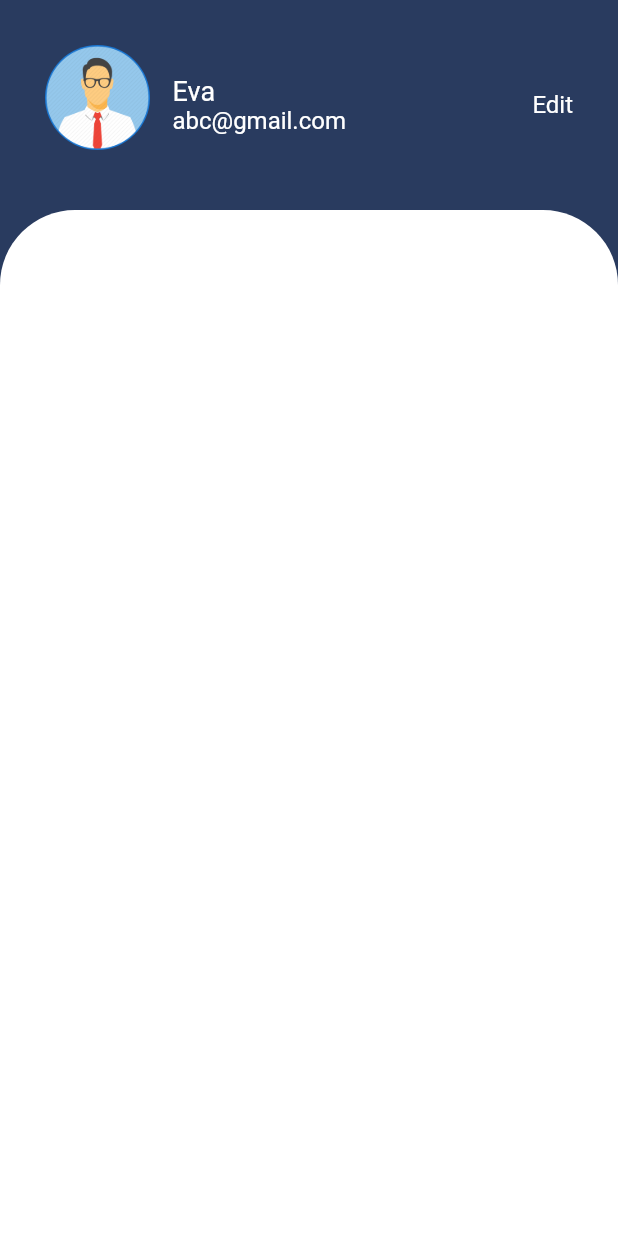
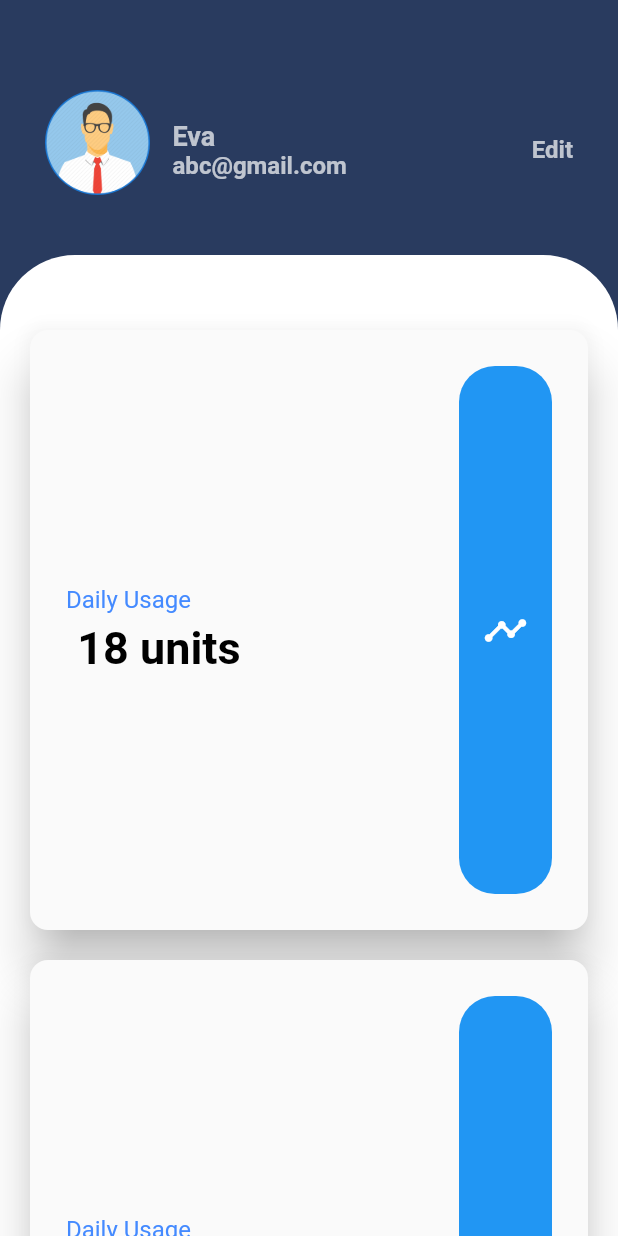
Before and after one commit to shameem2001/nazeeh_beds, a Flutter app: the screen it shows after launch, on a phone screen of 412 x 824 dp. Run offline on Flutter 3.47's test engine with Material 2 defaults, Android fonts, the phone set to English and light mode, and no system bars; our stand-ins replace double_back_to_close, flutter_svg, font_awesome_flutter, google_fonts, google_mobile_ads, shared_preferences.

Commit message:
Staggered grid tile added

```diff
--- a/lib/components/custom_profile_header.dart
+++ b/lib/components/custom_profile_header.dart
@@ -12,7 +12,7 @@
     return Container(
       color: klightPrimaryColor,
       child: Padding(
-        padding: const EdgeInsets.fromLTRB(30, 30, 30, 30),
+        padding: const EdgeInsets.fromLTRB(30, 60, 30, 30),
         child: Row(
           mainAxisAlignment: MainAxisAlignment.spaceBetween,
           children: <Widget>[
--- a/lib/constants.dart
+++ b/lib/constants.dart
@@ -7,10 +7,12 @@
 
 const kblueTextColorNormal = TextStyle(
   fontSize: 18,
-  color: Colors.white,
+  fontWeight: FontWeight.w600,
+  color: Colors.white70,
 );
 
 const kblueTextColorSmall = TextStyle(
   fontSize: 16,
-  color: Colors.white,
+  fontWeight: FontWeight.w600,
+  color: Colors.white70,
 );
--- a/lib/screens/profile_page.dart
+++ b/lib/screens/profile_page.dart
@@ -1,4 +1,5 @@
 import 'package:flutter/material.dart';
+import 'package:flutter_staggered_grid_view/flutter_staggered_grid_view.dart';
 import 'package:nazeeh_beds/components/custom_profile_header.dart';
 import 'package:nazeeh_beds/constants.dart';
 
@@ -32,7 +33,8 @@
             child: Column(
               children: [
                 ProfileHeader(),
-                Expanded(
+                Flexible(
+                  fit: FlexFit.loose,
                   child: Container(
                   decoration: BoxDecoration(
                     borderRadius: BorderRadius.only(
@@ -41,63 +43,140 @@
                     ),
                     color: Colors.white,
                   ),
-                  child: Column(
+                  child: Stack(
+                    fit: StackFit.passthrough,
                     children: [
                       Padding(
-                        padding: const EdgeInsets.fromLTRB(20, 5, 20, 4),
-                        child: Container(
-                          height: 60,
-                          child: Align(
-                            alignment: Alignment.centerLeft,
+                        padding: const EdgeInsets.only(top:10.0),
+                        child: StaggeredGridView.count(
+                          shrinkWrap: false,
+                          crossAxisCount: 1,
+                          mainAxisSpacing: 20.0,
+                          children: [
+                            Container(),
+                            Padding(
+                              padding: const EdgeInsets.symmetric(horizontal: 20.0),
+                              child: buildTile(
+                                Padding(
+                                  padding: const EdgeInsets.all(24.0),
+                                  child: Row(
+                                    mainAxisAlignment: MainAxisAlignment.spaceBetween,
+                                    crossAxisAlignment: CrossAxisAlignment.center,
+                                    children: <Widget>[
+                                      Column(
+                                        mainAxisAlignment: MainAxisAlignment.center,
+                                        crossAxisAlignment: CrossAxisAlignment.start,
+                                        children: <Widget>[
+                                          Text('Daily Usage',
+                                              style: TextStyle(color: Colors.blueAccent, fontSize: 16.0)),
+                                          SizedBox(height: 5,),
+                                          Text(' 18 units',
+                                              style: TextStyle(
+                                                  color: Colors.black,
+                                                  fontWeight: FontWeight.w600,
+                                                  fontSize: 30.0))
+                                        ],
+                                      ),
+                                      Material(
+                                        color: Colors.blue,
+                                        borderRadius: BorderRadius.circular(24.0),
+                                        child: Center(
                                           child: Padding(
-                              padding: const EdgeInsets.all(8.0),
-                              child: Text('Name', style: TextStyle(color: Colors.white70),),
+                                            padding: const EdgeInsets.all(16.0),
+                                            child: Icon(Icons.timeline,
+                                                color: Colors.white, size: 30.0),
                                           ),
                                         ),
-                          decoration: BoxDecoration(
-                            borderRadius: BorderRadius
-                                .all(Radius.circular(30)),
-                            border: Border.all(width: 1.0, color: Colors.white70),
+                                      ),
+                                    ],
+                                  ),
                                 ),
                               ),
                             ),
                             Padding(
-                        padding: const EdgeInsets.fromLTRB(20, 5, 20, 4),
-                        child: Container(
-                          height: 60,
-                          child: Align(
-                            alignment: Alignment.centerLeft,
+                              padding: const EdgeInsets.symmetric(horizontal: 20.0),
+                              child: buildTile(
+                                Padding(
+                                  padding: const EdgeInsets.all(24.0),
+                                  child: Row(
+                                    mainAxisAlignment: MainAxisAlignment.spaceBetween,
+                                    crossAxisAlignment: CrossAxisAlignment.center,
+                                    children: <Widget>[
+                                      Column(
+                                        mainAxisAlignment: MainAxisAlignment.center,
+                                        crossAxisAlignment: CrossAxisAlignment.start,
+                                        children: <Widget>[
+                                          Text('Daily Usage',
+                                              style: TextStyle(color: Colors.blueAccent, fontSize: 16.0)),
+                                          SizedBox(height: 5,),
+                                          Text(' 18 units',
+                                              style: TextStyle(
+                                                  color: Colors.black,
+                                                  fontWeight: FontWeight.w600,
+                                                  fontSize: 30.0))
+                                        ],
+                                      ),
+                                      Material(
+                                        color: Colors.blue,
+                                        borderRadius: BorderRadius.circular(24.0),
+                                        child: Center(
                                           child: Padding(
-                              padding: const EdgeInsets.all(8.0),
-                              child: Text('Email', style: TextStyle(color: Colors.white70),),
+                                            padding: const EdgeInsets.all(16.0),
+                                            child: Icon(Icons.timeline,
+                                                color: Colors.white, size: 30.0),
                                           ),
-                          ), decoration: BoxDecoration(borderRadius: BorderRadius.all(Radius.circular(20)),border: Border.all(width: 1.0, color: Colors.white70)),
+                                        ),
+                                      ),
+                                    ],
+                                  ),
+                                ),
                               ),
                             ),
                             Padding(
-                        padding: const EdgeInsets.fromLTRB(20, 5, 20, 4),
-                        child: Container(
-                          height: 60,
-                          child: Align(
-                            alignment: Alignment.centerLeft,
+                              padding: const EdgeInsets.symmetric(horizontal: 20.0),
+                              child: buildTile(
+                                Padding(
+                                  padding: const EdgeInsets.all(24.0),
+                                  child: Row(
+                                    mainAxisAlignment: MainAxisAlignment.spaceBetween,
+                                    crossAxisAlignment: CrossAxisAlignment.center,
+                                    children: <Widget>[
+                                      Column(
+                                        mainAxisAlignment: MainAxisAlignment.center,
+                                        crossAxisAlignment: CrossAxisAlignment.start,
+                                        children: <Widget>[
+                                          Text('Daily Usage',
+                                              style: TextStyle(color: Colors.blueAccent, fontSize: 16.0)),
+                                          SizedBox(height: 5,),
+                                          Text(' 18 units',
+                                              style: TextStyle(
+                                                  color: Colors.black,
+                                                  fontWeight: FontWeight.w600,
+                                                  fontSize: 30.0))
+                                        ],
+                                      ),
+                                      Material(
+                                        color: Colors.blue,
+                                        borderRadius: BorderRadius.circular(24.0),
+                                        child: Center(
                                           child: Padding(
-                              padding: const EdgeInsets.all(8.0),
-                              child: Text('Type something about yourself', style: TextStyle(color: Colors.white70),),
-                            ),
-                          ), decoration: BoxDecoration(borderRadius: BorderRadius.all(Radius.circular(20)),border: Border.all(width: 1.0, color: Colors.white70)),
+                                            padding: const EdgeInsets.all(16.0),
+                                            child: Icon(Icons.timeline,
+                                                color: Colors.white, size: 30.0),
                                           ),
                                         ),
-                      Padding(
-                        padding: const EdgeInsets.fromLTRB(20, 5, 20, 4),
-                        child: Container(
-                          height: 60,
-                          child: Align(
-                            alignment: Alignment.centerLeft,
-                            child: Padding(
-                              padding: const EdgeInsets.all(8.0),
-                              child: Text('Phone number', style: TextStyle(color: Colors.white70),),
                                       ),
-                          ), decoration: BoxDecoration(borderRadius: BorderRadius.all(Radius.circular(20)),border: Border.all(width: 1.0, color: Colors.white70)),
+                                    ],
+                                  ),
+                                ),
+                              ),
+                            ),
+                          ],
+                          staggeredTiles: [
+                            StaggeredTile.extent(1, 20.0),
+                            StaggeredTile.extent(1, 400.0),
+                            StaggeredTile.extent(1, 400.0),
+                          ],
                         ),
                       ),
                     ],
@@ -110,4 +189,19 @@
       ),
     );
   }
+
+  Widget buildTile(Widget child, {Function() onTap}) {
+    return Material(
+        elevation: 14.0,
+        borderRadius: BorderRadius.circular(12.0),
+        shadowColor: Colors.grey[400],
+        child: InkWell(
+          // Do onTap() if it isn't null, otherwise do print()
+            onTap: onTap != null
+                ? () => onTap()
+                : () {
+              print('Not set yet');
+            },
+            child: child));
   }
+}
--- a/pubspec.yaml
+++ b/pubspec.yaml
@@ -29,6 +29,7 @@
   double_back_to_close: ^1.0.2+mit
   google_mobile_ads: ^1.0.1
   google_fonts: ^2.0.0
+  flutter_staggered_grid_view: ^0.4.0
 
 dev_dependencies:
   flutter_test:
```
Also changed, not shown: pubspec.lock. Lines whose indentation alone changed are shown as unchanged.
